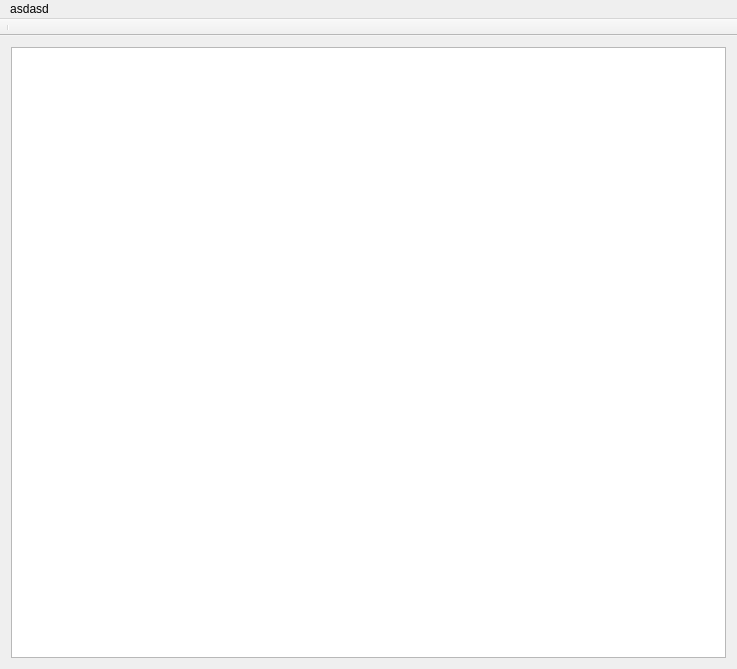
This is Qt_GUI/mainwindow.ui in AbdulovHell/simply_math as Qt 5 draws it before an edit. The edited form follows.
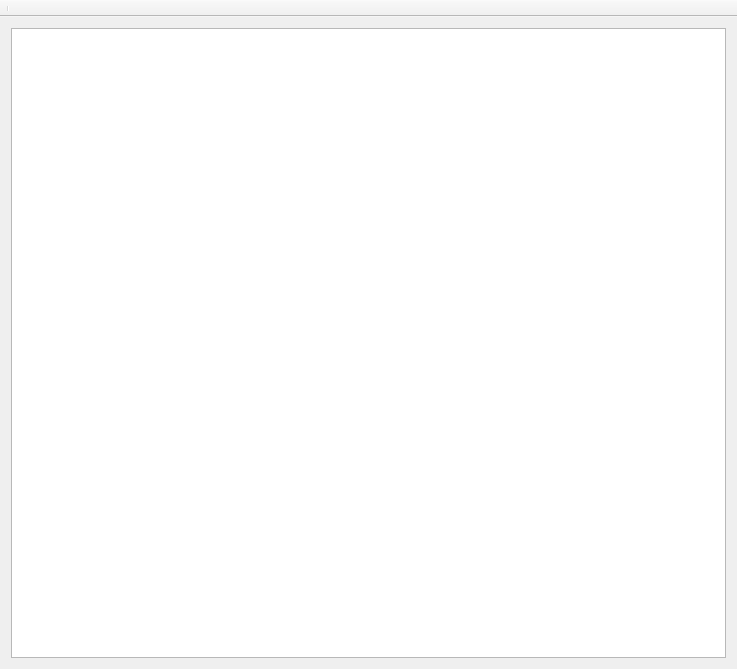
This is the edited form.

The edit to the form file:
```diff
--- a/Qt_GUI/mainwindow.ui
+++ b/Qt_GUI/mainwindow.ui
@@ -63,12 +63,6 @@
      <height>21</height>
     </rect>
    </property>
-   <widget class="QMenu" name="menuasdasd">
-    <property name="title">
-     <string>asdasd</string>
-    </property>
-   </widget>
-   <addaction name="menuasdasd"/>
   </widget>
  </widget>
  <layoutdefault spacing="6" margin="11"/>
```
